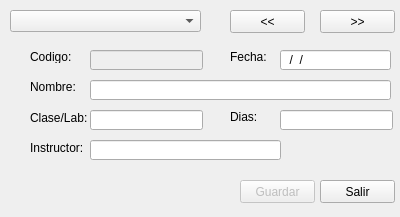
Above: mantcurso.ui from joseandres98/ProyectoFinal before the change. Below: the same form after it.
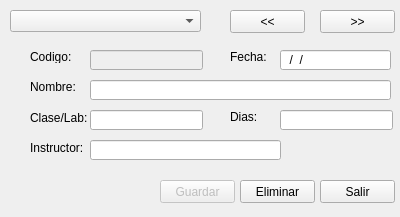
That is the form after the change.

Commit message: Restructuracion Ventanas de Mantenimiento

The edit to the form file:
```diff
--- a/mantcurso.ui
+++ b/mantcurso.ui
@@ -100,7 +100,7 @@
    </property>
    <property name="geometry">
     <rect>
-     <x>240</x>
+     <x>160</x>
      <y>180</y>
      <width>75</width>
      <height>23</height>
@@ -240,6 +240,19 @@
     <string>##/##/####</string>
    </property>
   </widget>
+  <widget class="QPushButton" name="btnEliminar">
+   <property name="geometry">
+    <rect>
+     <x>240</x>
+     <y>180</y>
+     <width>75</width>
+     <height>23</height>
+    </rect>
+   </property>
+   <property name="text">
+    <string>Eliminar</string>
+   </property>
+  </widget>
  </widget>
  <resources/>
  <connections/>
```
The commit also changes 5 other files.
